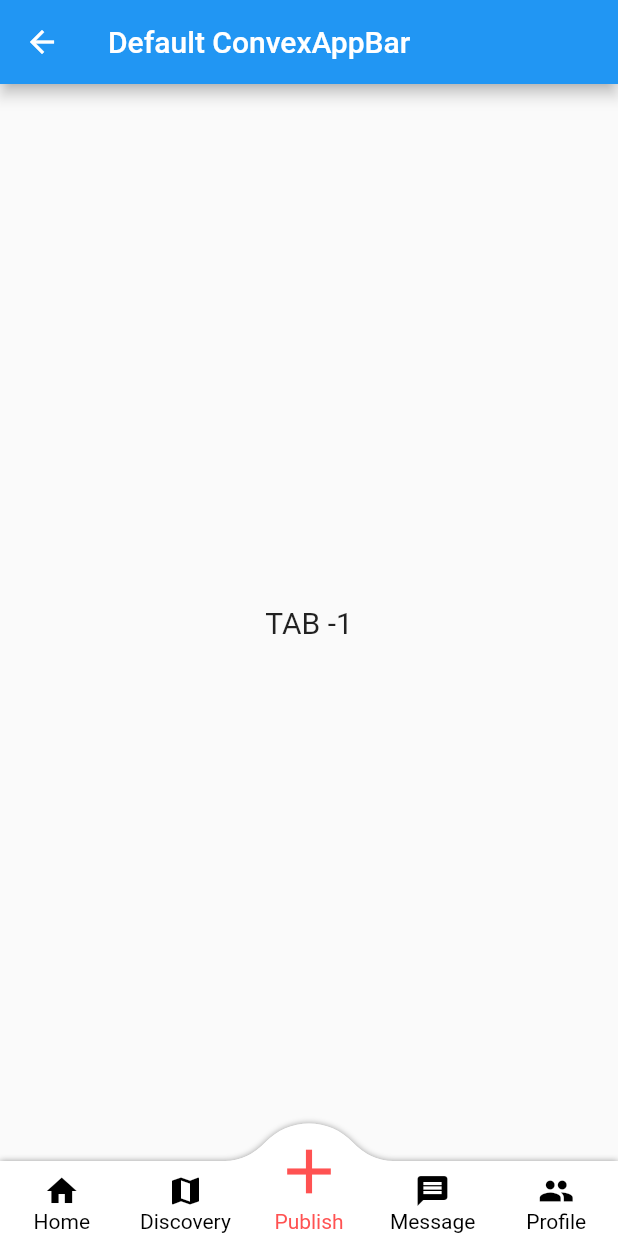
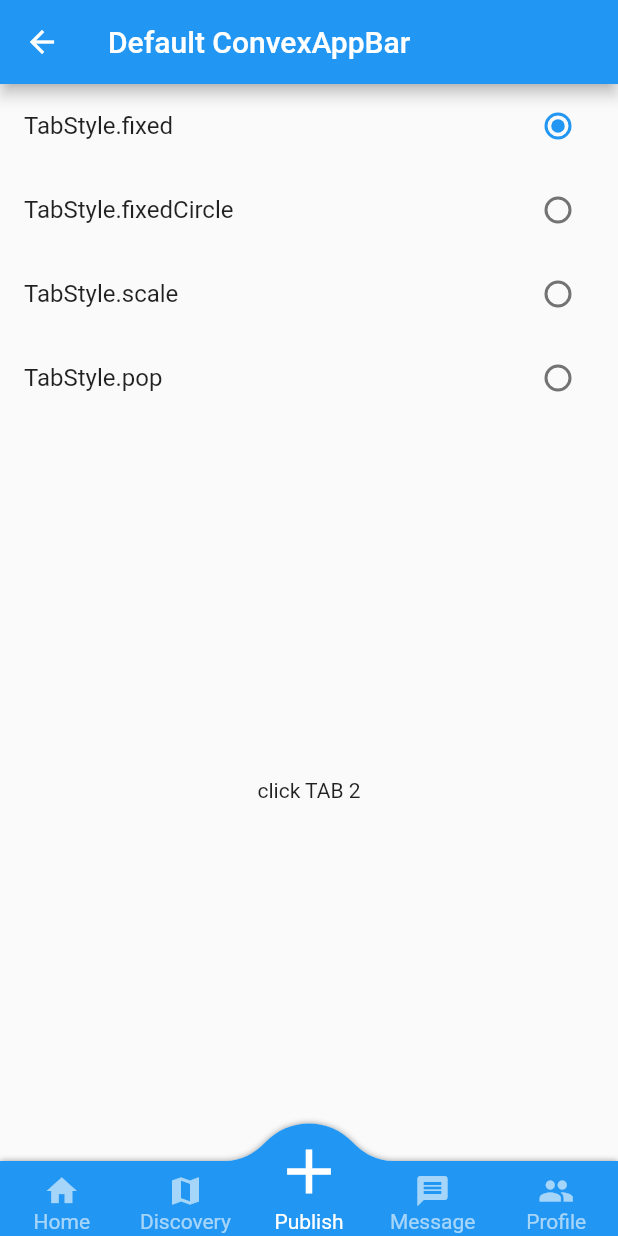
Before and after one commit to hacktons/convex_bottom_bar, a Flutter app: the DefaultAppBarDemo screen opened by its route, item 2 of the bottom bar chosen, after a tap on "Publish", on a phone screen of 412 x 824 dp. Run offline on Flutter 3.47's test engine with Material 2 defaults, Android fonts, the phone set to English and light mode, and no system bars.

Commit message:
support tab style

```diff
--- a/example/lib/custom_appbar_sample.dart
+++ b/example/lib/custom_appbar_sample.dart
@@ -14,6 +14,7 @@ class _State extends State<CustomAppBarDemo> {
   List<TabItem> items = <TabItem>[
     TabItem(icon: Icons.home, title: 'Home'),
     TabItem(icon: Icons.map, title: 'Discovery'),
+    TabItem(icon: Icons.add, title: 'Add'),
     TabItem(icon: Icons.message, title: 'Message'),
     TabItem(icon: Icons.people, title: 'Profile')
   ];
@@ -48,9 +49,31 @@ class _State extends State<CustomAppBarDemo> {
       bottomNavigationBar: ConvexAppBar.builder(
         count: items.length,
         backgroundColor: _tabBackgroundColor,
+        style: TabStyle.fixed,
         tabBuilder: (BuildContext context, int index, bool active) {
           var navigationItem = items[index];
           var _color = active ? Colors.white : Colors.white60;
+
+          if (index == items.length ~/ 2) {
+            return Stack(
+              alignment: Alignment.center,
+              children: <Widget>[
+                SizedBox(
+                  width: 60,
+                  height: 60,
+                  child: Container(
+                    decoration:
+                        BoxDecoration(shape: BoxShape.circle, color: _color),
+                    child: Icon(
+                      Icons.add,
+                      size: 40,
+                      color: _tabBackgroundColor,
+                    ),
+                  ),
+                )
+              ],
+            );
+          }
           var _icon = active
               ? navigationItem.activeIcon ?? navigationItem.icon
               : navigationItem.icon;
@@ -64,28 +87,6 @@ class _State extends State<CustomAppBarDemo> {
                 Text(navigationItem.title, style: TextStyle(color: _color))
               ],
             ),
-          );
-        },
-        actionBuilder: (BuildContext context, int index, bool active) {
-          var _color = active ? Colors.white : Colors.white60;
-
-          return Stack(
-            alignment: Alignment.center,
-            children: <Widget>[
-              SizedBox(
-                width: 60,
-                height: 60,
-                child: Container(
-                  decoration:
-                      BoxDecoration(shape: BoxShape.circle, color: _color),
-                  child: Icon(
-                    Icons.add,
-                    size: 40,
-                    color: _tabBackgroundColor,
-                  ),
-                ),
-              )
-            ],
           );
         },
       ),
--- a/example/lib/default_appbar_demo.dart
+++ b/example/lib/default_appbar_demo.dart
@@ -16,11 +16,20 @@ class _State extends State<DefaultAppBarDemo> {
   static const TAB_ITEMS = const <TabItem>[
     TabItem(icon: Icons.home, title: 'Home'),
     TabItem(icon: Icons.map, title: 'Discovery'),
+    TabItem(icon: Icons.add, title: "Publish"),
     TabItem(icon: Icons.message, title: 'Message'),
-    TabItem(icon: Icons.people, title: 'Profile')
+    TabItem(icon: Icons.people, title: 'Profile'),
   ];
   static const ACTIVE_COLOR = Colors.red;
   static const NORMAL_COLOR = Colors.black;
+
+  var styles = [
+    {"text": "TabStyle.fixed", "value": TabStyle.fixed},
+    {"text": "TabStyle.fixedCircle", "value": TabStyle.fixedCircle},
+    {"text": "TabStyle.scale", "value": TabStyle.scale},
+    {"text": "TabStyle.pop", "value": TabStyle.pop},
+  ];
+  int style = 0;
 
   @override
   Widget build(BuildContext context) {
@@ -29,19 +38,36 @@ class _State extends State<DefaultAppBarDemo> {
       appBar: AppBar(
         title: const Text('Default ConvexAppBar'),
       ),
-      body: Center(
-        child: Text('TAB $_selectedIndex', style: TextStyle(fontSize: 20)),
+      body: Column(
+        children: [
+          // ignore: sdk_version_ui_as_code
+          ...List.generate(styles.length, (i) {
+            var e = styles[i];
+            return ListTile(
+              title: Text(e['text']),
+              trailing: Radio<int>(
+                  value: i, groupValue: style, onChanged: handleStyle),
+              onTap: () => handleStyle(i),
+            );
+          }),
+          Expanded(
+            child: Center(child: Text('click TAB $_selectedIndex')),
+          )
+        ],
       ),
       bottomNavigationBar: ConvexAppBar(
         items: TAB_ITEMS,
+        style: styles[style]['value'],
         onTap: (int i) => setState(() {
           _selectedIndex = i;
-        }),
-        actionItem: const TabItem(icon: Icons.add, title: "Publish"),
-        onTapActionButton: () => setState(() {
-          _selectedIndex = -1;
         }),
       ),
     );
   }
+
+  void handleStyle(int value) {
+    setState(() {
+      style = value;
+    });
+  }
 }
--- a/lib/src/bar.dart
+++ b/lib/src/bar.dart
@@ -1,9 +1,14 @@
+import 'dart:math' as math;
+
+import 'package:convex_bottom_bar/src/style/fixed_circle_tab_style.dart';
+import 'package:convex_bottom_bar/src/style/fixed_tab_style.dart';
 import 'package:flutter/cupertino.dart';
 import 'package:flutter/material.dart';
 import 'package:flutter/widgets.dart';
-import 'dart:math' as math;
+
 import 'item.dart';
 import 'painter.dart';
+import 'style/styles.dart';
 
 /// Default size of the curve line
 const double CONVEX_SIZE = 80;
@@ -19,6 +24,17 @@ const double ACTION_INNER_BUTTON_SIZE = 50;
 const int CURVE_INDEX = -1;
 const double ELEVATION = 2;
 
+enum TabStyle {
+  /// convex tab fixed center, see [FixedTabStyle]
+  fixed,
+
+  /// convex tab is fixed center with circle, see [FixedCircleTabStyle]
+  fixedCircle,
+  scale,
+  pop,
+  custom,
+}
+
 class ConvexAppBar extends StatefulWidget {
   /// TAB item builder
   final DelegateBuilder tabBuilder;
@@ -26,9 +42,6 @@ class ConvexAppBar extends StatefulWidget {
   /// Tab Click handler
   final GestureTapIndexCallback onTap;
   final GestureTapCallback onTapActionButton;
-
-  /// Fixed-Centered Button
-  final DelegateBuilder actionBuilder;
 
   /// Color of the AppBar
   final Color backgroundColor;
@@ -47,50 +60,49 @@ class ConvexAppBar extends StatefulWidget {
 
   /// Elevation for the bar top edge
   final double elevation;
+  final TabStyle style;
 
   ConvexAppBar({
     Key key,
     @required List<TabItem> items,
-    @required TabItem actionItem,
+    @Deprecated('is no loanger not supported ') TabItem actionItem,
     this.onTap,
     this.onTapActionButton,
-    Color color = Colors.black,
-    Color activeColor = Colors.redAccent,
-    this.backgroundColor = Colors.white,
+    Color color = Colors.white60,
+    Color activeColor = Colors.white,
+    this.backgroundColor = Colors.blue,
     this.height = BAR_HEIGHT,
     this.curveSize = CONVEX_SIZE,
     this.top = CURVE_TOP,
     this.elevation = ELEVATION,
+    this.style = TabStyle.fixed,
   })  : assert(items != null && items.isNotEmpty, 'items should not be empty'),
-        assert(items.length % 2 == 0, 'item count should be even'),
+        assert(items.length % 2 == 1, 'item count should be even'),
         assert(top <= 0, 'top should be negative'),
         count = items.length,
-        tabBuilder = _DefaultTabBuilder(
+        tabBuilder = supportedStyle(
+          style,
           items: items,
           color: color,
           activeColor: activeColor,
-        ),
-        actionBuilder = _DefaultActionButtonBuilder(
-          item: actionItem,
-          color: color,
-          activeColor: activeColor,
+          backgroundColor: backgroundColor,
         );
 
   ConvexAppBar.builder({
-    @required CustomTabBuilder actionBuilder,
+    @Deprecated('is no loanger not supported ') CustomTabBuilder actionBuilder,
     @required CustomTabBuilder tabBuilder,
     @required this.count,
     this.onTap,
     this.onTapActionButton,
-    this.backgroundColor = Colors.white,
+    this.backgroundColor = Colors.blue,
     this.height = BAR_HEIGHT,
     this.curveSize = CONVEX_SIZE,
     this.top = CURVE_TOP,
     this.elevation = ELEVATION,
-  })  : assert(count % 2 == 0, 'item count should be even'),
+    this.style = TabStyle.custom,
+  })  : assert(count % 2 == 1, 'item count should be even'),
         assert(top <= 0, 'top should be negative'),
-        tabBuilder = _CustomTabBuilder(tabBuilder),
-        actionBuilder = _CustomTabBuilder(actionBuilder);
+        tabBuilder = _CustomTabBuilder(tabBuilder);
 
   @override
   _State createState() {
@@ -100,6 +112,10 @@ class ConvexAppBar extends StatefulWidget {
 
 abstract class DelegateBuilder {
   Widget build(BuildContext context, int index, bool active);
+
+  bool fixed() {
+    return false;
+  }
 }
 
 class _CustomTabBuilder extends DelegateBuilder {
@@ -113,68 +129,6 @@ class _CustomTabBuilder extends DelegateBuilder {
   }
 }
 
-class _DefaultTabBuilder extends DelegateBuilder {
-  final List<TabItem> items;
-  final Color activeColor;
-  final Color color;
-
-  _DefaultTabBuilder({this.items, this.activeColor, this.color});
-
-  @override
-  Widget build(BuildContext context, int index, bool active) {
-    var navigationItem = items[index];
-    return Container(
-      color: Colors.transparent,
-      padding: EdgeInsets.only(bottom: 2),
-      child: Column(
-        mainAxisAlignment: MainAxisAlignment.end,
-        children: <Widget>[
-          Icon(
-              active
-                  ? navigationItem.activeIcon ?? navigationItem.icon
-                  : navigationItem.icon,
-              color: active ? activeColor : color),
-          Text(
-            navigationItem.title,
-            style: TextStyle(color: active ? activeColor : color),
-          )
-        ],
-      ),
-    );
-  }
-}
-
-class _DefaultActionButtonBuilder extends DelegateBuilder {
-  final TabItem item;
-  final Color activeColor;
-  final Color color;
-
-  _DefaultActionButtonBuilder({this.item, this.activeColor, this.color});
-
-  @override
-  Widget build(BuildContext context, int index, bool active) {
-    return Container(
-      height: ACTION_LAYOUT_SIZE,
-      color: Colors.transparent,
-      padding: EdgeInsets.only(bottom: 2),
-      child: Column(
-        mainAxisAlignment: MainAxisAlignment.end,
-        children: <Widget>[
-          Icon(
-            active ? item.activeIcon ?? item.icon : item.icon,
-            color: active ? activeColor : color,
-            size: ACTION_INNER_BUTTON_SIZE,
-          ),
-          Text(
-            item.title,
-            style: TextStyle(color: active ? activeColor : color),
-          )
-        ],
-      ),
-    );
-  }
-}
-
 class _State extends State<ConvexAppBar> {
   int _currentSelectedIndex = 0;
 
@@ -183,6 +137,7 @@ class _State extends State<ConvexAppBar> {
     // take care of iPhoneX' safe area at bottom edge
     final double additionalBottomPadding =
         math.max(MediaQuery.of(context).padding.bottom, 0.0);
+    final convexIndex = isFixed() ? widget.count ~/ 2 : _currentSelectedIndex;
     return Stack(
       overflow: Overflow.visible,
       alignment: Alignment.bottomCenter,
@@ -208,15 +163,15 @@ class _State extends State<ConvexAppBar> {
               widthFactor: 1 / widget.count,
               alignment: Alignment.center,
               child: GestureDetector(
-                child: widget.actionBuilder.build(
-                    context, CURVE_INDEX, CURVE_INDEX == _currentSelectedIndex),
+                child: widget.tabBuilder.build(
+                    context, convexIndex, convexIndex == _currentSelectedIndex),
                 onTap: () {
                   //debugPrint('click action tab');
                   setState(() {
-                    _currentSelectedIndex = CURVE_INDEX;
+                    _currentSelectedIndex = convexIndex;
                   });
-                  if (widget.onTapActionButton != null) {
-                    widget.onTapActionButton();
+                  if (widget.onTap != null) {
+                    widget.onTap(convexIndex);
                   }
                 },
               )),
@@ -225,9 +180,17 @@ class _State extends State<ConvexAppBar> {
     );
   }
 
+  bool isFixed() => widget.tabBuilder.fixed();
+
   Container barContent(double paddingBottom) {
     List<Widget> children = [];
+    // add placeholder Widget
+    var curveTabIndex = widget.count ~/ 2;
     for (var i = 0; i < widget.count; i++) {
+      if (i == curveTabIndex) {
+        children.add(Expanded(child: Container()));
+        continue;
+      }
       children.add(Expanded(
           child: GestureDetector(
         child: widget.tabBuilder.build(context, i, _currentSelectedIndex == i),
@@ -239,9 +202,7 @@ class _State extends State<ConvexAppBar> {
         },
       )));
     }
-    // add placeholder Widget
-    var curveTabIndex = widget.count ~/ 2;
-    children.insert(curveTabIndex, Expanded(child: Container()));
+
     return Container(
       height: widget.height + paddingBottom,
       padding: EdgeInsets.only(bottom: paddingBottom),
--- a/lib/src/painter.dart
+++ b/lib/src/painter.dart
@@ -10,15 +10,17 @@ class ConvexPainter extends CustomPainter {
   final double width;
   final double height;
   final double top;
+  final Animation<double> leftPercent;
 
   ConvexPainter({
     this.top,
     this.width,
     this.height,
+    this.leftPercent = const AlwaysStoppedAnimation<double>(0.5),
     Color color = Colors.white,
     Color shadowColor = Colors.black38,
     double sigma = 2,
-  }) {
+  }) : super(repaint: leftPercent) {
     _paint..color = color;
     _shadowPaint
       ..color = shadowColor
@@ -28,14 +30,15 @@ class ConvexPainter extends CustomPainter {
   @override
   void paint(Canvas canvas, Size size) {
     Rect host = Rect.fromLTWH(0, 0, size.width, size.height);
-    Rect guest = Rect.fromLTWH(size.width / 2 - width / 2, top, width, height);
+    Rect guest = Rect.fromLTWH(
+        size.width * leftPercent.value - width / 2, top, width, height);
     Path path = _shape.getOuterPath(host, guest);
     canvas.drawPath(path, _shadowPaint);
     canvas.drawPath(path, _paint);
   }
 
   @override
-  bool shouldRepaint(CustomPainter oldDelegate) {
-    return true;
+  bool shouldRepaint(ConvexPainter oldDelegate) {
+    return oldDelegate.leftPercent.value != leftPercent.value;
   }
 }
--- /dev/null
+++ b/lib/src/style/fixed_circle_tab_style.dart
@@ -0,0 +1,74 @@
+import 'dart:ui';
+
+import 'package:flutter/cupertino.dart';
+import 'package:flutter/material.dart';
+
+import '../../convex_bottom_bar.dart';
+
+/// Convex tab is fixed center with circle
+class FixedCircleTabStyle extends DelegateBuilder {
+  final List<TabItem> items;
+  final Color activeColor;
+  final Color color;
+  final Color backgroundColor;
+  final int convexIndex;
+
+  FixedCircleTabStyle(
+      {this.items,
+      this.activeColor,
+      this.color,
+      this.backgroundColor,
+      this.convexIndex});
+
+  @override
+  Widget build(BuildContext context, int index, bool active) {
+    if (index == convexIndex) {
+      debugPrint('build convex');
+      final item = items[index];
+      return Stack(
+        alignment: Alignment.center,
+        children: <Widget>[
+          SizedBox(
+            width: ACTION_LAYOUT_SIZE,
+            height: ACTION_LAYOUT_SIZE,
+            child: Container(
+              decoration: BoxDecoration(
+                shape: BoxShape.circle,
+                color: active ? activeColor : color,
+              ),
+              child: Icon(
+                item.icon,
+                size: ACTION_INNER_BUTTON_SIZE,
+                color: backgroundColor,
+              ),
+            ),
+          )
+        ],
+      );
+    }
+    var navigationItem = items[index];
+    return Container(
+      color: Colors.transparent,
+      padding: EdgeInsets.only(bottom: 2),
+      child: Column(
+        mainAxisAlignment: MainAxisAlignment.end,
+        children: <Widget>[
+          Icon(
+              active
+                  ? navigationItem.activeIcon ?? navigationItem.icon
+                  : navigationItem.icon,
+              color: active ? activeColor : color),
+          Text(
+            navigationItem.title,
+            style: TextStyle(color: active ? activeColor : color),
+          )
+        ],
+      ),
+    );
+  }
+
+  @override
+  bool fixed() {
+    return true;
+  }
+}
--- /dev/null
+++ b/lib/src/style/fixed_tab_style.dart
@@ -0,0 +1,68 @@
+import 'dart:ui';
+
+import 'package:flutter/cupertino.dart';
+import 'package:flutter/material.dart';
+
+import '../../convex_bottom_bar.dart';
+
+/// Convex tab is fixed center
+class FixedTabStyle extends DelegateBuilder {
+  final List<TabItem> items;
+  final Color activeColor;
+  final Color color;
+  final int convexIndex;
+  DelegateBuilder tabBuilder;
+  DelegateBuilder convexBuilder;
+
+  FixedTabStyle({this.items, this.activeColor, this.color, this.convexIndex});
+
+  @override
+  Widget build(BuildContext context, int index, bool active) {
+    if (index == convexIndex) {
+      var item = items[convexIndex];
+      return Container(
+        height: ACTION_LAYOUT_SIZE,
+        color: Colors.transparent,
+        padding: EdgeInsets.only(bottom: 2),
+        child: Column(
+          mainAxisAlignment: MainAxisAlignment.end,
+          children: <Widget>[
+            Icon(
+              active ? item.activeIcon ?? item.icon : item.icon,
+              color: active ? activeColor : color,
+              size: ACTION_INNER_BUTTON_SIZE,
+            ),
+            Text(
+              item.title,
+              style: TextStyle(color: active ? activeColor : color),
+            )
+          ],
+        ),
+      );
+    }
+    var navigationItem = items[index];
+    return Container(
+      color: Colors.transparent,
+      padding: EdgeInsets.only(bottom: 2),
+      child: Column(
+        mainAxisAlignment: MainAxisAlignment.end,
+        children: <Widget>[
+          Icon(
+              active
+                  ? navigationItem.activeIcon ?? navigationItem.icon
+                  : navigationItem.icon,
+              color: active ? activeColor : color),
+          Text(
+            navigationItem.title,
+            style: TextStyle(color: active ? activeColor : color),
+          )
+        ],
+      ),
+    );
+  }
+
+  @override
+  bool fixed() {
+    return true;
+  }
+}
--- /dev/null
+++ b/lib/src/style/styles.dart
@@ -0,0 +1,50 @@
+import 'package:flutter/cupertino.dart';
+
+import '../../convex_bottom_bar.dart';
+import 'fixed_circle_tab_style.dart';
+import 'fixed_tab_style.dart';
+
+DelegateBuilder supportedStyle(TabStyle style,
+    {List<TabItem> items,
+    Color color,
+    Color activeColor,
+    Color backgroundColor}) {
+  DelegateBuilder builder;
+  switch (style) {
+    case TabStyle.fixed:
+      builder = FixedTabStyle(
+        items: items,
+        color: color,
+        activeColor: activeColor,
+        convexIndex: items.length ~/ 2,
+      );
+      break;
+    case TabStyle.fixedCircle:
+      builder = FixedCircleTabStyle(
+        items: items,
+        color: color,
+        activeColor: activeColor,
+        backgroundColor: backgroundColor,
+        convexIndex: items.length ~/ 2,
+      );
+      break;
+    case TabStyle.scale:
+      // TODO: Handle this case.
+//      break;
+    case TabStyle.pop:
+      // TODO: Handle this case.
+//      break;
+    case TabStyle.custom:
+      // TODO: Handle this case.
+//      break;
+    default:
+      builder = FixedTabStyle(
+        items: items,
+        color: color,
+        activeColor: activeColor,
+        convexIndex: items.length ~/ 2,
+      );
+      break;
+  }
+  return builder;
+}
```
